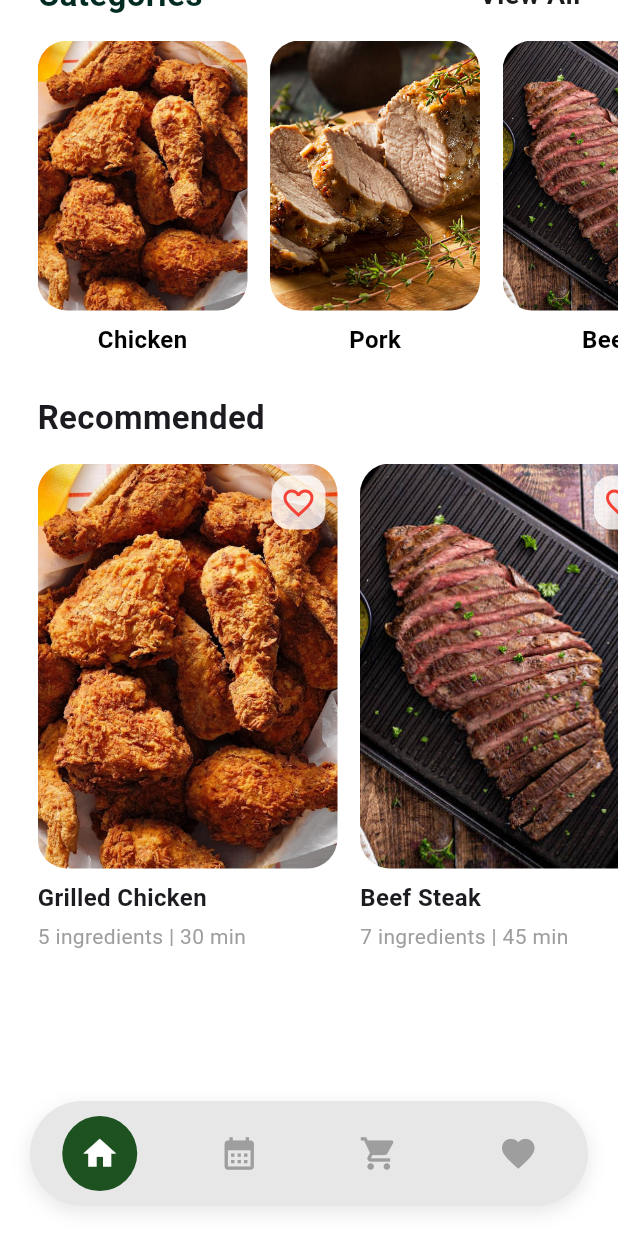
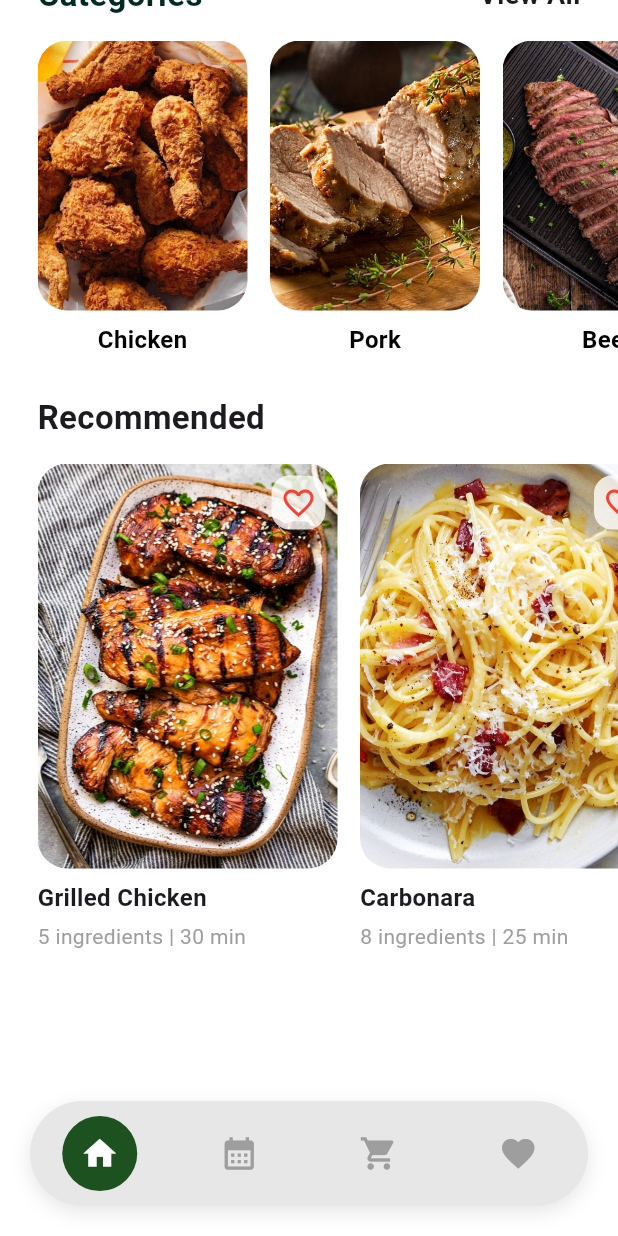
Before and after one commit to maelprz/MobDev-RecipeCookBook, a Flutter app: the screen it shows after launch, scrolled down 245 dp, on a phone screen of 412 x 824 dp. Run offline on Flutter 3.47's test engine with Material 3 defaults, Android fonts, the phone set to English and light mode, and no system bars; our stand-ins replace flutter_riverpod.

Commit message:
Routing of Homescreen categories, and added more categories (Homescreen almost fully 100% functional, only lacking the favorite function)

```diff
--- a/flutter_application_recipebook/lib/Screens/home_screen.dart
+++ b/flutter_application_recipebook/lib/Screens/home_screen.dart
@@ -8,6 +8,7 @@ import '../Widgets/recommendation_pill.dart';
 import '../Widgets/bottom_nav_pill.dart';
 import '../Widgets/search_bar_pill.dart';
 import 'view_all_categories.dart';
+import 'category_recipe_screen.dart'; // make sure this matches your class file
 import 'recipe_details_screen.dart';
 
 class HomeScreen extends ConsumerStatefulWidget {
@@ -62,7 +63,6 @@ class _HomeScreenState extends ConsumerState<HomeScreen> {
                     },
                   ),
 
-                  // ✅ DROPDOWN TOUCHES SEARCH BAR
                   if (_showDropdown && searchResults.isNotEmpty)
                     Container(
                       margin: const EdgeInsets.only(top: 6),
@@ -72,7 +72,7 @@ class _HomeScreenState extends ConsumerState<HomeScreen> {
                         borderRadius: BorderRadius.circular(14),
                         boxShadow: [
                           BoxShadow(
-                            color: Colors.grey.withValues(alpha: 64),
+                            color: Colors.grey.withAlpha(64),
                             blurRadius: 6,
                             offset: const Offset(0, 3),
                           ),
@@ -92,8 +92,7 @@ class _HomeScreenState extends ConsumerState<HomeScreen> {
                             ),
                             onTap: () {
                               setState(() => _showDropdown = false);
-
-                              FocusScope.of(context).unfocus(); // hide keyboard
+                              FocusScope.of(context).unfocus();
 
                               Navigator.push(
                                 context,
@@ -146,37 +145,88 @@ class _HomeScreenState extends ConsumerState<HomeScreen> {
               ),
             ),
 
-            // Categories List
+            // Categories List with Navigation
             Padding(
               padding: const EdgeInsets.only(top: 15),
               child: SingleChildScrollView(
                 scrollDirection: Axis.horizontal,
                 child: Row(
-                  children: const [
-                    SizedBox(width: 25),
-                    CategoryPill(
-                      image: AssetImage(
-                        'assets/home_screen/category-chicken.jpg',
+                  children: [
+                    const SizedBox(width: 25),
+
+                    // Chicken
+                    GestureDetector(
+                      onTap: () {
+                        Navigator.push(
+                          context,
+                          MaterialPageRoute(
+                            builder: (_) => CategoryRecipesScreen(categoryName: 'Chicken'),
+                          ),
+                        );
+                      },
+                      child: const CategoryPill(
+                        image: AssetImage('assets/home_screen/category-chicken.jpg'),
+                        label: 'Chicken',
                       ),
-                      label: 'Chicken',
                     ),
-                    SizedBox(width: 15),
-                    CategoryPill(
-                      image: AssetImage('assets/home_screen/category-pork.jpg'),
-                      label: 'Pork',
+                    const SizedBox(width: 15),
+
+                    // Pork
+                    GestureDetector(
+                      onTap: () {
+                        Navigator.push(
+                          context,
+                          MaterialPageRoute(
+                            builder: (_) => CategoryRecipesScreen(categoryName: 'Pork'),
+                          ),
+                        );
+                      },
+                      child: const CategoryPill(
+                        image: AssetImage('assets/home_screen/category-pork.jpg'),
+                        label: 'Pork',
+                      ),
                     ),
-                    SizedBox(width: 15),
-                    CategoryPill(
-                      image: AssetImage('assets/home_screen/category-beef.jpg'),
-                      label: 'Beef',
+                    const SizedBox(width: 15),
+
+                    // Beef
+                    GestureDetector(
+                      onTap: () {
+                        Navigator.push(
+                          context,
+                          MaterialPageRoute(
+                            builder: (_) => CategoryRecipesScreen(categoryName: 'Beef'),
+                          ),
+                        );
+                      },
+                      child: const CategoryPill(
+                        image: AssetImage('assets/home_screen/category-beef.jpg'),
+                        label: 'Beef',
+                      ),
                     ),
-                    SizedBox(width: 25),
+                    const SizedBox(width: 15),
+
+                    // Seafood
+                    GestureDetector(
+                      onTap: () {
+                        Navigator.push(
+                          context,
+                          MaterialPageRoute(
+                            builder: (_) => CategoryRecipesScreen(categoryName: 'Seafood'),
+                          ),
+                        );
+                      },
+                      child: const CategoryPill(
+                        image: AssetImage('assets/home_screen/category-seafood.jpg'),
+                        label: 'Seafood',
+                      ),
+                    ),
+                    const SizedBox(width: 25),
                   ],
                 ),
               ),
             ),
 
-            // ⭐ RECOMMENDED (STATIC)
+            // Recommended
             const Padding(
               padding: EdgeInsets.only(left: 25, top: 25),
               child: Text(
@@ -193,13 +243,19 @@ class _HomeScreenState extends ConsumerState<HomeScreen> {
                   children: const [
                     SizedBox(width: 25),
                     RecommendationPill(
-                      imagePath: 'assets/home_screen/category-chicken.jpg',
+                      imagePath: 'assets/home_screen/recommendation-grilledchicken.jpg',
                       recipeName: 'Grilled Chicken',
                       details: '5 ingredients | 30 min',
                     ),
                     SizedBox(width: 15),
                     RecommendationPill(
-                      imagePath: 'assets/home_screen/category-beef.jpg',
+                      imagePath: 'assets/home_screen/recommendation-carbonara.jpg',
+                      recipeName: 'Carbonara',
+                      details: '8 ingredients | 25 min',
+                    ),
+                    SizedBox(width: 15),
+                    RecommendationPill(
+                      imagePath: 'assets/home_screen/recommendation-beefsteak.jpg',
                       recipeName: 'Beef Steak',
                       details: '7 ingredients | 45 min',
                     ),
--- a/flutter_application_recipebook/pubspec.yaml
+++ b/flutter_application_recipebook/pubspec.yaml
@@ -23,6 +23,9 @@ flutter:
     - assets/home_screen/category-chicken.jpg
     - assets/home_screen/category-pork.jpg
     - assets/home_screen/category-seafood.jpg
+    - assets/home_screen/recommendation-beefsteak.jpg
+    - assets/home_screen/recommendation-carbonara.jpg
+    - assets/home_screen/recommendation-grilledchicken.jpg
 
     - assets/view_all_categories/1chicken.jpg
     - assets/view_all_categories/2pork.jpg
```
